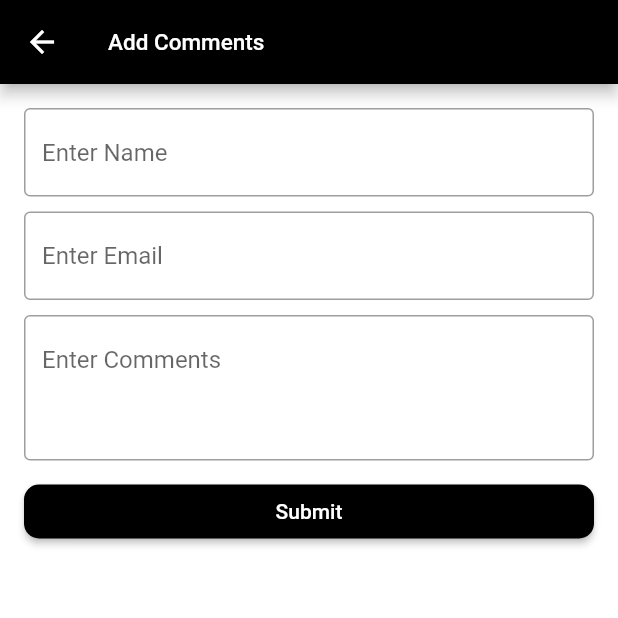
After one commit to Vrinda89/Artists, a Flutter app: the AddComments screen opened directly, after a tap on "Submit", on a phone screen of 412 x 824 dp, the top half of it. The commit adds this screen. Run offline on Flutter 3.47's test engine with Material 2 defaults, Android fonts, the phone set to English and light mode, and no system bars; our stand-ins replace cached_network_image, image_picker, rxdart; Roboto replaces fonts that are missing (DroidSerif-Regular).

Commit message:
- add comments screen added

```diff
--- /dev/null
+++ b/lib/bloc/post/add_comments_bloc.dart
@@ -0,0 +1,39 @@
+import 'dart:async';
+
+import 'package:albums/bloc/base_bloc.dart';
+
+class AddCommentsBloc extends BaseBloc {
+  final _nameStreamController = StreamController<String>();
+
+  Stream<String> get nameStream => _nameStreamController.stream;
+
+  final _emailStreamController = StreamController<String>();
+
+  Stream<String> get emailStream => _emailStreamController.stream;
+
+  final _commentStreamController = StreamController<String>();
+
+  Stream<String> get commentStream => _commentStreamController.stream;
+
+  @override
+  void dispose() {}
+
+  void submitComments(String name, String comments, String email) {
+    bool isValid = true;
+    if (name.isEmpty) {
+      _nameStreamController.sink.addError('Enter a valid name');
+      isValid = false;
+    }
+    if (comments.isEmpty) {
+      _commentStreamController.sink.addError('Enter comments');
+      isValid = false;
+    }
+    if (email.isEmpty) {
+      _emailStreamController.sink.addError('Enter email');
+      isValid = false;
+    }
+    if (isValid) {
+
+    }
+  }
+}
--- a/lib/route/app_router.dart
+++ b/lib/route/app_router.dart
@@ -1,6 +1,7 @@
 import 'package:albums/route/screens.dart';
 import 'package:albums/screens/albums/albums_screen.dart';
 import 'package:albums/screens/home/home_screen.dart';
+import 'package:albums/screens/post/add_comments_screen.dart';
 import 'package:albums/screens/post/posts_screen.dart';
 import 'package:flutter/material.dart';
 
@@ -21,14 +22,17 @@ class AppRouter {
   }) {
     switch (screens) {
       case Screens.home:
-        return RouteGenerator()
-            .generateRoute(const HomeScreen(), HomeScreen.routeName, objectToPass);
+        return RouteGenerator().generateRoute(
+            const HomeScreen(), HomeScreen.routeName, objectToPass);
       case Screens.albums:
         return RouteGenerator().generateRoute(
             const AlbumsScreen(), AlbumsScreen.routeName, objectToPass);
       case Screens.posts:
         return RouteGenerator().generateRoute(
-            const PostScreen(), AlbumsScreen.routeName, objectToPass);
+            const PostScreen(), PostScreen.routeName, objectToPass);
+      case Screens.comments:
+        return RouteGenerator().generateRoute(
+            const AddComments(), AddComments.routeName, objectToPass);
       default:
         return RouteGenerator()
             .generateRoute(getUndefinedRoute(), "/undefined", objectToPass);
@@ -54,6 +58,9 @@ class AppRouter {
     if (screen.toString() == Screens.posts.toString()) {
       return Screens.posts;
     }
+    if (screen.toString() == Screens.comments.toString()) {
+      return Screens.comments;
+    }
     return Screens.undefined;
   }
 }
--- a/lib/route/screens.dart
+++ b/lib/route/screens.dart
@@ -1 +1 @@
-enum Screens { home, albums, posts, undefined }
+enum Screens { home, albums, posts,comments, undefined }
--- a/lib/screens/albums/albums_item_view.dart
+++ b/lib/screens/albums/albums_item_view.dart
@@ -42,7 +42,7 @@ class AlbumsItemView extends StatelessWidget {
                 ),
               ),
             ),
-            UiHelper.verticalSpaceSmall,
+            UiHelper.verticalSpaceSmallest,
             Expanded(
               flex: 2,
               child: Padding(
--- /dev/null
+++ b/lib/screens/post/add_comments_screen.dart
@@ -0,0 +1,122 @@
+import 'package:albums/bloc/post/add_comments_bloc.dart';
+import 'package:albums/utils/ui/base_state.dart';
+import 'package:albums/utils/ui/type_faced_text.dart';
+import 'package:albums/utils/ui/ui_helper.dart';
+import 'package:flutter/cupertino.dart';
+import 'package:flutter/material.dart';
+
+import '../../bloc/bloc_provider.dart';
+
+class AddComments extends StatefulWidget {
+  static const routeName = '/comments';
+
+  const AddComments({Key? key}) : super(key: key);
+
+  @override
+  State<StatefulWidget> createState() => _PostsScreenState();
+}
+
+class _PostsScreenState extends BaseState<AddComments> {
+  final nameController = TextEditingController();
+  final commentsController = TextEditingController();
+  final emailController = TextEditingController();
+  AddCommentsBloc? bloc;
+
+  @override
+  void initState() {
+    super.initState();
+    bloc = AddCommentsBloc();
+  }
+
+  @override
+  Widget build(BuildContext context) {
+    return BlocProvider<AddCommentsBloc>(
+      bloc: AddCommentsBloc(),
+      child: Scaffold(
+        backgroundColor: Colors.white,
+        appBar: AppBar(
+          leading: IconButton(
+            icon: const Icon(Icons.arrow_back, color: Colors.white),
+            onPressed: () => Navigator.of(context).pop(),
+          ),
+          title: const TypeFacedText(
+            title: "Add Comments",
+            color: Colors.white,
+          ),
+          backgroundColor: Colors.black,
+        ),
+        body: _getBaseWidget(),
+      ),
+    );
+  }
+
+  Widget _getBaseWidget() {
+    return Padding(
+      padding: const EdgeInsets.all(16.0),
+      child: Column(
+        children: [
+          StreamBuilder(
+              stream: bloc!.nameStream,
+              builder: (context, snapshot) {
+                return TextField(
+                  controller: nameController,
+                  decoration: const InputDecoration(
+                      border: OutlineInputBorder(), hintText: 'Enter Name'),
+                );
+              }),
+          UiHelper.verticalSpaceSmall,
+          StreamBuilder(
+              stream: bloc!.emailStream,
+              builder: (context,AsyncSnapshot<String> snapshot) {
+                return TextField(
+                  controller: emailController,
+                  decoration: const InputDecoration(
+                      border: OutlineInputBorder(),
+                      hintText: 'Enter Email'),
+                );
+              }),
+          UiHelper.verticalSpaceSmall,
+          StreamBuilder(
+              stream: bloc!.commentStream,
+              builder: (context, snapshot) {
+                return TextField(
+                  minLines: 3,
+                  maxLines: 10,
+                  controller: commentsController,
+                  decoration: const InputDecoration(
+                      border: OutlineInputBorder(), hintText: 'Enter Comments'),
+                );
+              }),
+          UiHelper.verticalSpaceSmall,
+          SizedBox(
+            width: double.infinity,
+            child: ElevatedButton(
+              style: ElevatedButton.styleFrom(
+                onPrimary: Colors.white,
+                primary: Colors.black,
+                padding: const EdgeInsets.symmetric(horizontal: 16),
+                shape: const RoundedRectangleBorder(
+                  borderRadius: BorderRadius.all(Radius.circular(10)),
+                ),
+              ),
+              onPressed: () {
+                bloc!.submitComments(nameController.text,
+                    commentsController.text, emailController.text);
+              },
+              child: const Text('Submit'),
+            ),
+          )
+        ],
+      ),
+    );
+  }
+
+  @override
+  dispose() {
+    bloc?.dispose();
+    nameController.dispose();
+    emailController.dispose();
+    commentsController.dispose();
+    super.dispose();
+  }
+}
--- a/lib/screens/post/posts_screen.dart
+++ b/lib/screens/post/posts_screen.dart
@@ -3,11 +3,13 @@ import 'package:albums/font_type.dart';
 import 'package:albums/model/comments.dart';
 import 'package:albums/model/posts.dart';
 import 'package:albums/resources/palette.dart';
+import 'package:albums/route/app_navigator.dart';
+import 'package:albums/route/app_router.dart';
+import 'package:albums/route/screens.dart';
 import 'package:albums/utils/ui/base_state.dart';
 import 'package:albums/utils/ui/type_faced_text.dart';
 import 'package:flutter/cupertino.dart';
 import 'package:flutter/material.dart';
-import 'package:image_picker/image_picker.dart';
 
 import '../../bloc/bloc_provider.dart';
 
@@ -51,7 +53,10 @@ class _PostsScreenState extends BaseState<PostScreen> {
               padding: const EdgeInsets.only(right: 20.0),
               child: GestureDetector(
                 onTap: () {
-                  _captureImage();
+                  AppNavigator.navigateByPush(
+                      route: AppRouter().generateRoute(
+                          RouteSettings(name: Screens.comments.toString())),
+                      context: context);
                 },
                 child: const Icon(
                   Icons.add_circle,
@@ -158,11 +163,4 @@ class _PostsScreenState extends BaseState<PostScreen> {
     bloc?.dispose();
     super.dispose();
   }
-
-  Future<void> _captureImage() async {
-    final ImagePicker _picker = ImagePicker();
-    final XFile? photo = await _picker.pickImage(source: ImageSource.camera);
-    // ignore: avoid_print
-    print(photo!.path);
-  }
 }
--- a/lib/utils/ui/ui_helper.dart
+++ b/lib/utils/ui/ui_helper.dart
@@ -1,7 +1,8 @@
 import 'package:flutter/material.dart';
 
 class UiHelper {
-  static const Widget verticalSpaceSmall = SizedBox(height: 5.0);
+  static const Widget verticalSpaceSmallest = SizedBox(height: 5.0);
+  static const Widget verticalSpaceSmall = SizedBox(height: 10.0);
   static const Widget verticalSpaceMedium = SizedBox(height: 20.0);
   static const Widget verticalSpaceLarge = SizedBox(height: 30.0);
 }
```
Also changed, not shown: 9 other files.
